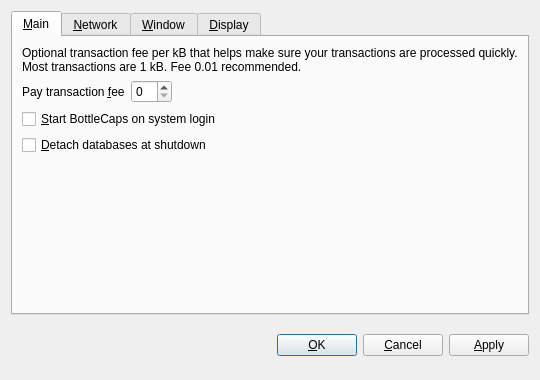
The window that src/qt/forms/optionsdialog.ui (palmd/diamondcoin) describes before a commit, drawn with Qt 5.
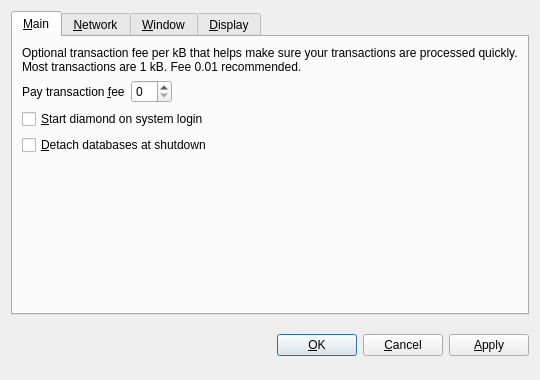
The same window after the commit. Custom widgets are drawn as their Qt base class.

Patch:
```diff
--- a/src/qt/forms/optionsdialog.ui
+++ b/src/qt/forms/optionsdialog.ui
@@ -82,7 +82,7 @@
           <string>Automatically start BottleCaps after logging in to the system.</string>
          </property>
          <property name="text">
-          <string>&amp;Start BottleCaps on system login</string>
+          <string>&amp;Start diamond on system login</string>
          </property>
         </widget>
        </item>
```
Left out of the diff: 10 changed lines with no effect on the pictures.
